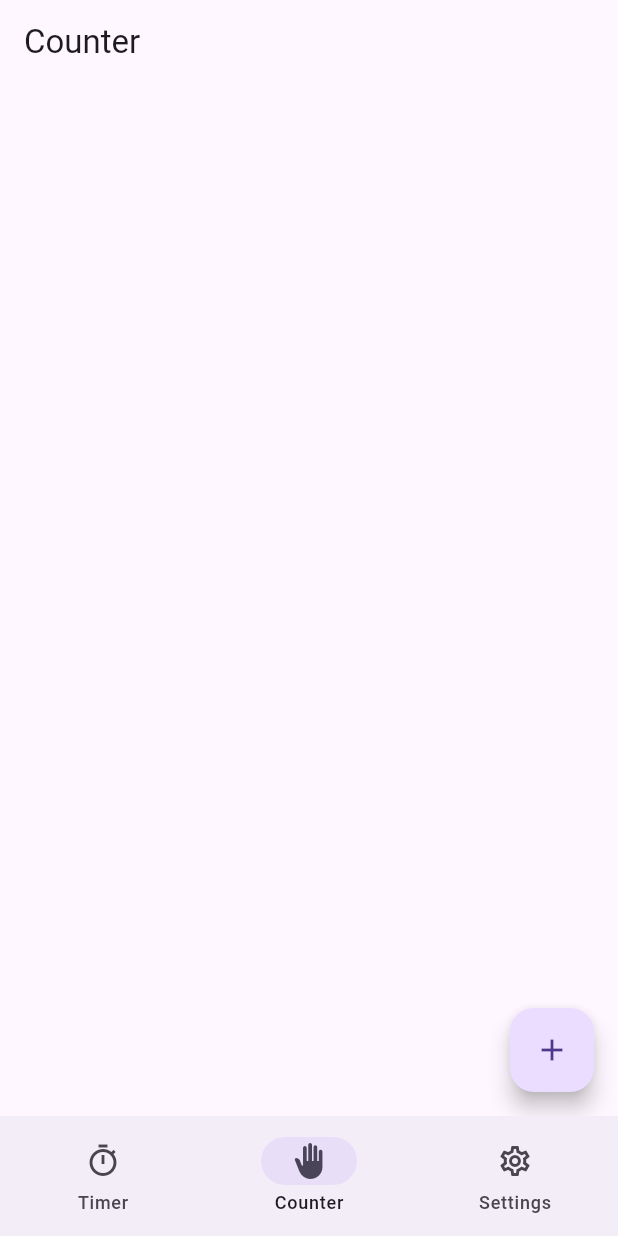
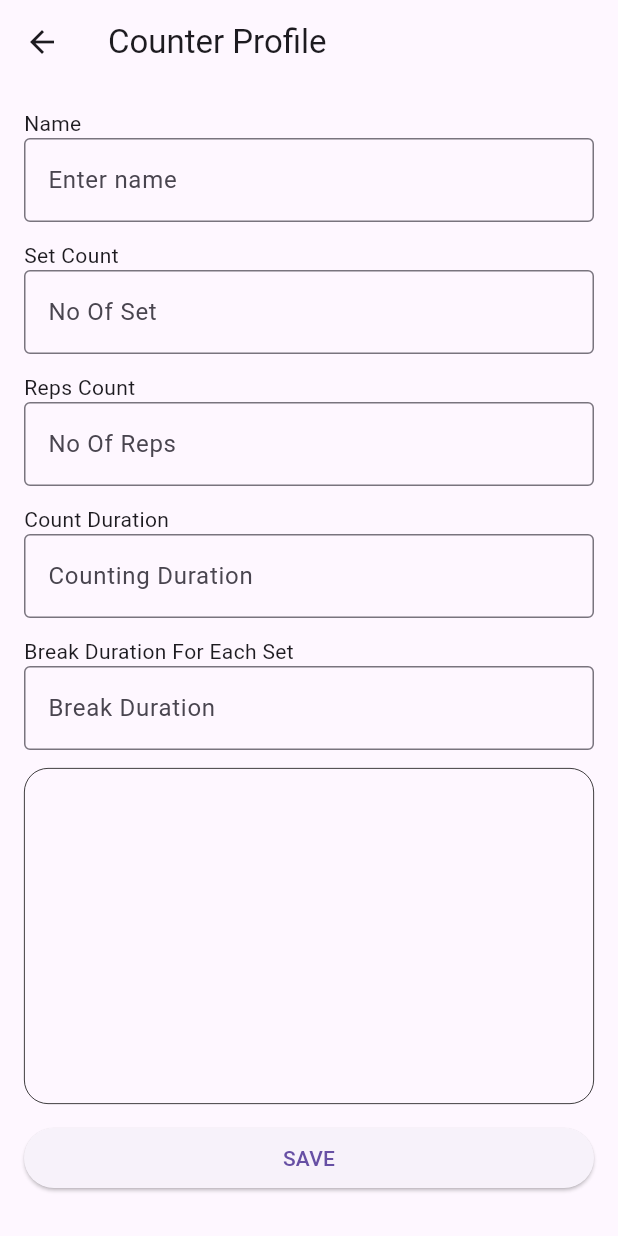
Before and after one commit to Anandhakrishnan-CodeBlock/Rep-Count-Flutter, a Flutter app: the screen it shows after launch, item 2 of the bottom bar chosen, after a tap on the "add" icon, on a phone screen of 412 x 824 dp. Run offline on Flutter 3.47's test engine with Material 3 defaults, Android fonts, the phone set to English and light mode, and no system bars.

Commit message:
base ui commit 0.2

```diff
--- /dev/null
+++ b/lib/components/widget/profile_list_item_widget.dart
@@ -0,0 +1,14 @@
+import 'package:flutter/material.dart';
+
+class ProfileListItemWidget extends StatelessWidget{
+  const ProfileListItemWidget({super.key});
+
+  @override
+  Widget build(BuildContext context) {
+    return ListTile(
+      leading: Icon(Icons.directions_run, size: 32.0),
+      title: Text("Title"),
+      subtitle: Text("Set: 3  Duration: 30 sec"),
+    );
+  }
+}
--- /dev/null
+++ b/lib/components/widget/text_form_field_widget.dart
@@ -0,0 +1,70 @@
+import 'package:flutter/material.dart';
+import 'package:flutter/services.dart';
+
+class TextFormFieldWidget extends StatelessWidget {
+  final TextEditingController controller;
+  final bool? readOnly;
+  final AutovalidateMode autoValidateMode;
+  final TextInputAction textInputAction;
+  final String? Function(String?)? validator;
+  final FocusNode? focusNode;
+  final VoidCallback? onEditingComplete;
+  final String hintText;
+  final TextInputType keyboardType;
+  final List<TextInputFormatter>? inputFormatters;
+  final int? maxLength;
+  final int? maxLines;
+  final Widget? prefixIcon;
+  final Widget? suffixIcon;
+  final Function(String?)? onChanged;
+  final TextStyle? style;
+  final TextStyle? hintStyle;
+
+  const TextFormFieldWidget({
+    super.key,
+    required this.controller,
+    this.readOnly,
+    required this.autoValidateMode,
+    required this.textInputAction,
+    this.validator,
+    this.focusNode,
+    this.onEditingComplete,
+    required this.hintText,
+    required this.keyboardType,
+    this.inputFormatters,
+    this.maxLength,
+    this.maxLines,
+    this.prefixIcon,
+    this.suffixIcon,
+    this.onChanged,
+    this.style,
+    this.hintStyle
+  });
+
+  @override
+  Widget build(BuildContext context) {
+    return TextFormField(
+      controller: controller,
+      readOnly: readOnly ?? false,
+      autovalidateMode: autoValidateMode,
+      validator: validator,
+      textInputAction: textInputAction,
+      focusNode: focusNode,
+      inputFormatters: inputFormatters,
+      onEditingComplete: onEditingComplete,
+      onChanged: onChanged,
+      keyboardType: keyboardType,
+      maxLength: maxLength,
+      maxLines: maxLines ?? 1,
+      style: style,
+      decoration: InputDecoration(
+        counterText: "",
+        prefixIcon: prefixIcon,
+        suffixIcon: suffixIcon,
+        border: OutlineInputBorder(),
+        hintText: hintText,
+        hintStyle: style
+      ),
+    );
+  }
+}
--- a/lib/counter/counter_screen.dart
+++ /dev/null
@@ -1,20 +0,0 @@
-import 'package:flutter/material.dart';
-
-class CounterScreen extends StatelessWidget {
-  const CounterScreen({super.key});
-
-  @override
-  Widget build(BuildContext context) {
-    return Scaffold(
-      appBar: AppBar(
-        title: Text("Counter"),
-      ),
-      body: Container(),
-      floatingActionButton: FloatingActionButton(
-        onPressed: () {},
-        tooltip: 'Add',
-        child: const Icon(Icons.add),
-      ),
-    );
-  }
-}
--- /dev/null
+++ b/lib/features/counter/counter_screen.dart
@@ -0,0 +1,30 @@
+import 'package:flutter/material.dart';
+import 'package:rep_count/components/widget/profile_list_item_widget.dart';
+import 'package:rep_count/route/app_route_path_constants.dart';
+
+class CounterScreen extends StatelessWidget {
+  const CounterScreen({super.key});
+
+  @override
+  Widget build(BuildContext context) {
+    return Scaffold(
+      appBar: AppBar(
+        title: Text("Counter"),
+      ),
+      body: ListView.builder(
+        padding: EdgeInsets.all(16.0),
+        itemCount: 15,
+        itemBuilder: (context, index) {
+          return ProfileListItemWidget();
+        },
+      ),
+      floatingActionButton: FloatingActionButton(
+        onPressed: () {
+          Navigator.of(context).pushNamed(RoutePaths.counterProfileRoute);
+        },
+        tooltip: 'Add',
+        child: const Icon(Icons.add),
+      ),
+    );
+  }
+}
--- /dev/null
+++ b/lib/features/counter_profile/counter_profile_screen.dart
@@ -0,0 +1,118 @@
+import 'package:flutter/material.dart';
+import 'package:rep_count/components/widget/text_form_field_widget.dart';
+
+class CounterProfileScreen extends StatelessWidget {
+  const CounterProfileScreen({super.key});
+
+  @override
+  Widget build(BuildContext context) {
+    final formKey = GlobalKey<FormState>();
+    return Scaffold(
+      appBar: AppBar(title: Text("Counter Profile")),
+      body: Form(
+        key: formKey,
+        child: Padding(
+          padding: const EdgeInsets.all(16.0),
+          child: Column(
+            crossAxisAlignment: CrossAxisAlignment.start,
+            children: [
+              Text("Name"),
+              TextFormFieldWidget(
+                controller: TextEditingController(),
+                hintText: "Enter name",
+                keyboardType: TextInputType.text,
+                focusNode: FocusNode(),
+                maxLength: 20,
+                onChanged: (value) {},
+                onEditingComplete: () {},
+                textInputAction: TextInputAction.next,
+                autoValidateMode: AutovalidateMode.onUserInteraction,
+              ),
+
+              SizedBox(height: 12.0),
+
+              Text("Set Count"),
+              TextFormFieldWidget(
+                controller: TextEditingController(),
+                hintText: "No Of Set",
+                keyboardType: TextInputType.number,
+                focusNode: FocusNode(),
+                maxLength: 20,
+                onChanged: (value) {},
+                onEditingComplete: () {},
+                textInputAction: TextInputAction.next,
+                autoValidateMode: AutovalidateMode.onUserInteraction,
+              ),
+
+              SizedBox(height: 12.0),
+
+              Text("Reps Count"),
+              TextFormFieldWidget(
+                controller: TextEditingController(),
+                hintText: "No Of Reps",
+                keyboardType: TextInputType.number,
+                focusNode: FocusNode(),
+                maxLength: 20,
+                onChanged: (value) {},
+                onEditingComplete: () {},
+                textInputAction: TextInputAction.next,
+                autoValidateMode: AutovalidateMode.onUserInteraction,
+              ),
+
+              SizedBox(height: 12.0),
+
+              Text("Count Duration"),
+              TextFormFieldWidget(
+                controller: TextEditingController(),
+                hintText: "Counting Duration",
+                keyboardType: TextInputType.number,
+                focusNode: FocusNode(),
+                maxLength: 20,
+                onChanged: (value) {},
+                onEditingComplete: () {},
+                textInputAction: TextInputAction.next,
+                autoValidateMode: AutovalidateMode.onUserInteraction,
+              ),
+
+              SizedBox(height: 12.0),
+
+              Text("Break Duration For Each Set"),
+              TextFormFieldWidget(
+                controller: TextEditingController(),
+                hintText: "Break Duration",
+                keyboardType: TextInputType.number,
+                focusNode: FocusNode(),
+                maxLength: 20,
+                onChanged: (value) {},
+                onEditingComplete: () {},
+                textInputAction: TextInputAction.done,
+                autoValidateMode: AutovalidateMode.onUserInteraction,
+              ),
+
+              SizedBox(height: 12.0),
+              Expanded(
+                child: Container(
+                  decoration: BoxDecoration(
+                    borderRadius: BorderRadius.all(Radius.circular(16.0)),
+                    shape: BoxShape.rectangle,
+                    border: Border.all(width: 0.5)
+                  ),
+                ),
+              ),
+              SizedBox(height: 12.0),
+
+              ElevatedButton(
+                onPressed: () {},
+                child: SizedBox(
+                  width: double.maxFinite,
+                  child: Text("SAVE", textAlign: TextAlign.center),
+                ),
+              ),
+              SizedBox(height: 12.0),
+            ],
+          ),
+        ),
+      ),
+    );
+  }
+}
--- /dev/null
+++ b/lib/features/timer/timer_screen.dart
@@ -0,0 +1,30 @@
+import 'package:flutter/material.dart';
+import 'package:rep_count/components/widget/profile_list_item_widget.dart';
+import 'package:rep_count/route/app_route_path_constants.dart';
+
+class TimerScreen extends StatelessWidget {
+  const TimerScreen({super.key});
+
+  @override
+  Widget build(BuildContext context) {
+    return Scaffold(
+      appBar: AppBar(
+        title: Text("Timer"),
+      ),
+      body: ListView.builder(
+        padding: EdgeInsets.all(16.0),
+        itemCount: 15,
+        itemBuilder: (context, index) {
+          return ProfileListItemWidget();
+        },
+      ),
+      floatingActionButton: FloatingActionButton(
+        onPressed: () {
+          Navigator.of(context).pushNamed(RoutePaths.timerProfileRoute);
+        },
+        tooltip: 'Add',
+        child: const Icon(Icons.add),
+      ),
+    );
+  }
+}
--- a/lib/route/app_route_generator.dart
+++ b/lib/route/app_route_generator.dart
@@ -1,4 +1,6 @@
 import 'package:flutter/material.dart';
+import 'package:rep_count/features/counter_profile/counter_profile_screen.dart';
+import 'package:rep_count/features/timer_profile/timer_profile_screen.dart';
 import 'package:rep_count/navigation/bottom_navigation_widget.dart';
 import 'package:rep_count/route/app_route_path_constants.dart';
 
@@ -13,6 +15,12 @@ class AppRouteGenerator {
       case RoutePaths.initialRoute:
         return MaterialPageRoute(
             builder: (_) =>  const BottomNavigationWidget());
+      case RoutePaths.counterProfileRoute:
+        return MaterialPageRoute(
+            builder: (_) =>  const CounterProfileScreen());
+      case RoutePaths.timerProfileRoute:
+        return MaterialPageRoute(
+            builder: (_) =>  const TimerProfileScreen());
       default:
         return null;
     }
--- a/lib/route/app_route_path_constants.dart
+++ b/lib/route/app_route_path_constants.dart
@@ -5,5 +5,7 @@ class RoutePaths {
   /// static const stringName = "String";
 
   static const String initialRoute = "/";
+  static const String counterProfileRoute = "/counterProfileRoute";
+  static const String timerProfileRoute = "/timerProfileRoute";
 
 }
--- a/lib/timer/timer_screen.dart
+++ /dev/null
@@ -1,20 +0,0 @@
-import 'package:flutter/material.dart';
-
-class TimerScreen extends StatelessWidget {
-  const TimerScreen({super.key});
-
-  @override
-  Widget build(BuildContext context) {
-    return Scaffold(
-      appBar: AppBar(
-        title: Text("Timer"),
-      ),
-      body: Container(),
-      floatingActionButton: FloatingActionButton(
-        onPressed: () {},
-        tooltip: 'Add',
-        child: const Icon(Icons.add),
-      ),
-    );
-  }
-}
```
Also changed, not shown: lib/features/timer_profile/timer_profile_screen.dart (added, +105 -0 lines), lib/navigation/bottom_navigation_widget.dart (+4 -3 lines), lib/features/settings/settings_screen.dart (renamed from lib/settings/settings_screen.dart).
